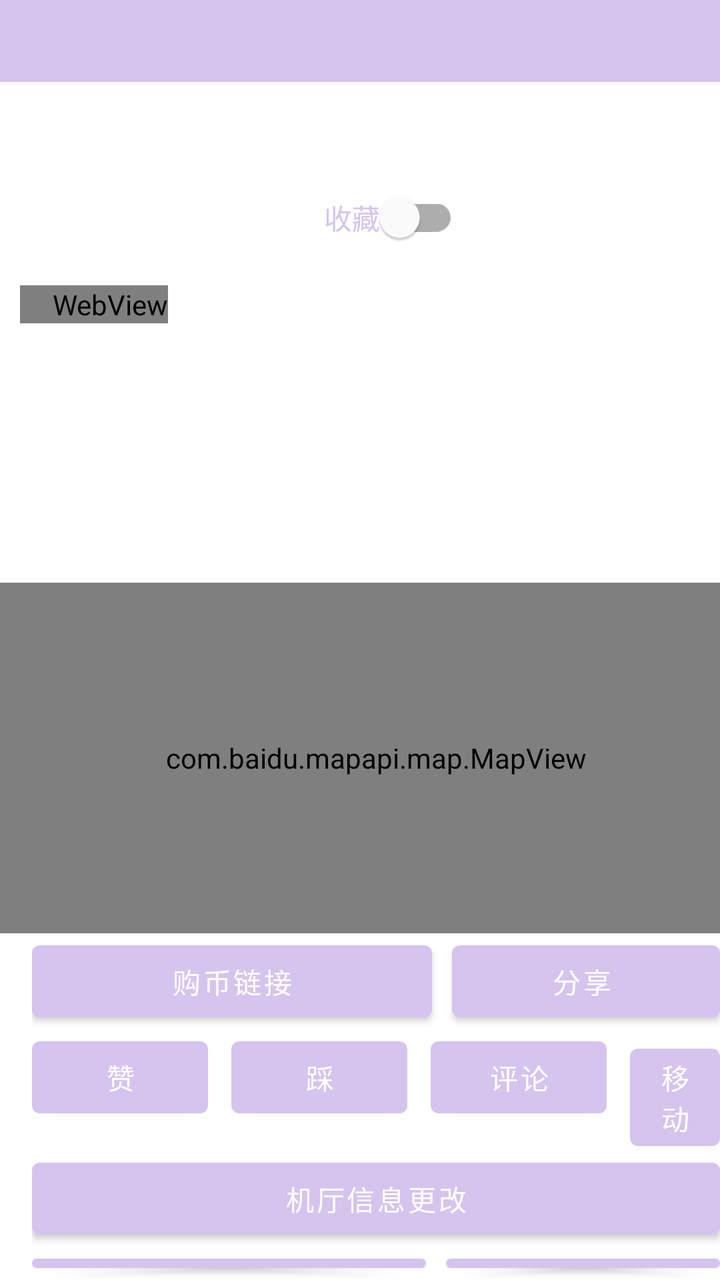
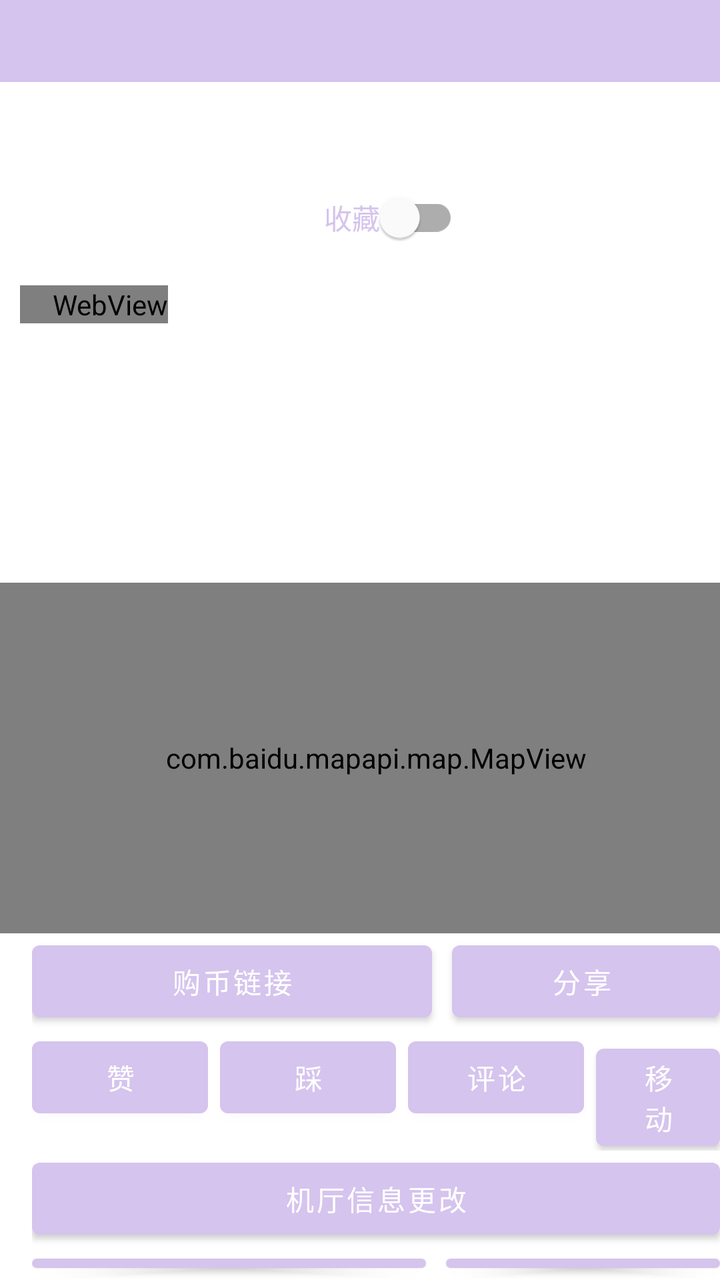

Screens rendered from an Android XML layout before and after an edit, with the pre-edit source and the edit as a unified diff.
<!-- AndroidManifest.xml: activity theme Theme.FindMaimaiUltra.NoActionBar -->
<!-- res/layout/activity_page.xml -->
<LinearLayout xmlns:android="http://schemas.android.com/apk/res/android"
    xmlns:tools="http://schemas.android.com/tools" android:layout_width="match_parent"
    android:layout_height="wrap_content"
    android:orientation="vertical"
    android:id="@+id/background"
    android:background="@color/colorOnPrimary"
    tools:ignore="WebViewLayout">
    <com.google.android.material.appbar.AppBarLayout
        android:id="@+id/appBarLayout"
        android:layout_width="match_parent"
        android:layout_height="wrap_content"
        android:background="@color/colorPrimary"
        android:theme="@style/ThemeOverlay.MaterialComponents.Dark.ActionBar"
        tools:ignore="MissingConstraints">

        <androidx.appcompat.widget.Toolbar
            android:id="@+id/toolbar"
            android:layout_width="match_parent"
            android:layout_height="7mm"
            android:tooltipText="FindMaimai"
            android:background="@color/colorPrimary"
            android:theme="@style/ThemeOverlay.MaterialComponents.Dark.ActionBar"
            android:popupTheme="@style/ThemeOverlay.MaterialComponents.Light"/>
    </com.google.android.material.appbar.AppBarLayout>
    <TextView
        android:id="@+id/nameTextView"
        android:textColor="@color/textcolorPrimary"
        android:layout_width="wrap_content"
        android:layout_height="wrap_content"
        android:textSize="18sp"
        android:paddingLeft="16sp"
        android:textStyle="bold"
        android:visibility="gone"
        />
    <LinearLayout android:layout_width="wrap_content" android:layout_height="wrap_content"
        android:paddingLeft="16sp"
        android:orientation="horizontal">
        <TextView
            android:id="@+id/provinceTextView"
            android:textColor="@color/textcolorPrimary"

            android:layout_width="wrap_content"
            android:layout_height="wrap_content"
            android:textSize="16sp" />
        <TextView android:layout_width="wrap_content" android:layout_height="wrap_content"
            android:paddingLeft="15mm"
            android:textColor="@color/textcolorPrimary"

            android:id="@+id/num5"
            android:textSize="16sp"/>

        <TextView
            android:id="@+id/numberPeo"
            android:layout_width="23dp"
            android:textColor="@color/textcolorPrimary"

            android:layout_height="22dp"
            android:paddingLeft="5mm"
            android:textSize="12sp" />
    </LinearLayout>
    <LinearLayout android:layout_width="wrap_content"         android:paddingLeft="16sp" android:layout_height="wrap_content" android:orientation="horizontal">
        <TextView
            android:id="@+id/cityTextView"
            android:textColor="@color/textcolorPrimary"

            android:layout_width="wrap_content"
            android:layout_height="wrap_content"
            android:textSize="16sp" />
        <TextView android:layout_width="wrap_content" android:layout_height="wrap_content"
            android:paddingLeft="15mm"
            android:textColor="@color/textcolorPrimary"

            android:id="@+id/num6"
            android:textSize="16sp"/>
    </LinearLayout>

    <LinearLayout android:layout_width="wrap_content"         android:paddingLeft="16sp" android:layout_height="wrap_content" >
        <TextView
            android:id="@+id/areaTextView"
            android:layout_width="wrap_content"
            android:textColor="@color/textcolorPrimary"

            android:layout_height="wrap_content"
            android:textSize="16sp" />
        <TextView android:layout_width="wrap_content" android:layout_height="wrap_content"
            android:paddingLeft="15mm"
            android:id="@+id/num7"
            android:textColor="@color/textcolorPrimary"

            android:textSize="16sp"/>
        <com.google.android.material.switchmaterial.SwitchMaterial
            android:text="收藏"
            android:textColor="@color/textcolorPrimary"

            android:layout_width="match_parent"
            android:layout_marginLeft="10mm"
            android:layout_height="wrap_content" android:id="@+id/switch1"/>
    </LinearLayout>
    <LinearLayout
        android:layout_width="wrap_content"
        android:layout_height="wrap_content"
        android:padding="10sp"
        >
        <WebView         android:paddingLeft="16sp" android:layout_width="wrap_content" android:layout_height="wrap_content"
            android:background="@android:color/transparent"
            android:id="@+id/imageView1"/>
        <View android:layout_width="wrap_content" android:layout_height="3dp" />
        <WebView         android:paddingLeft="16sp" android:layout_width="wrap_content" android:layout_height="wrap_content"
            android:background="@android:color/transparent"
            android:id="@+id/imageView2"/>
    </LinearLayout>

    <TextView
        android:paddingLeft="16sp"
        android:id="@+id/addressTextView"
        android:layout_width="wrap_content"
        android:textColor="@color/textcolorPrimary"

        android:layout_height="wrap_content"
        android:textSize="16sp" />
    <com.baidu.mapapi.map.MapView
        android:paddingLeft="16sp"
        android:id="@+id/bmapView"
        android:layout_width="match_parent"
        android:layout_height="30mm"
        android:clickable="true" />
    <LinearLayout         android:paddingLeft="16sp" android:layout_width="match_parent" android:layout_height="wrap_content"
        android:orientation="horizontal">
        <com.google.android.material.button.MaterialButton
            android:id="@+id/bi"
            android:text="购币链接"
            android:paddingLeft="16sp"
            android:layout_width="wrap_content"
            android:layout_weight="0.7"
            android:layout_height="wrap_content"/>
        <View
            android:layout_width="10dp"
            android:layout_height="match_parent"/>
        <com.google.android.material.button.MaterialButton
            android:id="@+id/share"
            android:text="分享 "
            android:paddingLeft="16sp"
            android:layout_weight="0.3"
            android:layout_width="wrap_content"
            android:layout_height="wrap_content"/>
    </LinearLayout>

    <LinearLayout         android:paddingLeft="16sp" android:layout_width="match_parent" android:layout_height="wrap_content">
        <com.google.android.material.button.MaterialButton
            android:id="@+id/likeButton"
            android:layout_width="wrap_content"
            android:layout_height="wrap_content"
            android:text="赞"
            android:paddingLeft="16sp"
            android:layout_centerInParent="true"/>
        <com.google.android.material.button.MaterialButton
            android:id="@+id/disButton"
            android:layout_width="wrap_content"
            android:layout_height="wrap_content"
            android:text="踩"        android:paddingLeft="16sp"
            android:layout_marginLeft="2mm"
            android:layout_centerInParent="true"/>
        <com.google.android.material.button.MaterialButton
            android:id="@+id/list"
            android:layout_width="wrap_content"
            android:layout_height="wrap_content"
            android:paddingLeft="16sp"
            android:text="评论"
            android:layout_marginLeft="2mm"
            android:layout_centerInParent="true"/>
        <com.google.android.material.button.MaterialButton
                android:id="@+id/move"
                android:layout_width="wrap_content"
                android:layout_height="wrap_content"
                android:paddingLeft="16sp"
                android:text="移动"
                android:layout_marginLeft="2mm"
                android:layout_centerInParent="true"/>
    </LinearLayout>
    <LinearLayout android:layout_width="match_parent"         android:paddingLeft="16sp" android:layout_height="wrap_content" android:orientation="horizontal">
        <com.google.android.material.button.MaterialButton
            android:layout_width="match_parent"
            android:id="@+id/admin"
            android:paddingLeft="16sp"
            android:text="机厅信息更改"
            android:layout_height="match_parent"/>
    </LinearLayout>

    <LinearLayout android:layout_width="match_parent"         android:paddingLeft="16sp" android:layout_height="wrap_content" android:orientation="horizontal">
        <com.google.android.material.button.MaterialButton
            android:layout_width="wrap_content"
            android:layout_height="wrap_content"
            android:text="机厅数据更新"
            android:layout_weight="0.6"
            android:id="@+id/updateButton"/>
        <View
            android:layout_width="10dp"
            android:layout_height="match_parent"/>
        <com.google.android.material.button.MaterialButton
            android:text="导航"
            android:layout_width="wrap_content"
            android:layout_weight="0.4"
            android:layout_height="wrap_content" android:id="@+id/button"/>
    </LinearLayout>

    <LinearLayout android:layout_width="wrap_content"
        android:paddingLeft="16sp"
        android:layout_height="60dp"
        android:orientation="horizontal">
        <TextView
            android:text="TextView"
            android:layout_width="match_parent"
            android:textColor="@color/textcolorPrimary"
            android:layout_height="wrap_content" android:id="@+id/textView2"/>
        <com.google.android.material.button.MaterialButton android:layout_width="wrap_content" android:layout_height="wrap_content" android:id="@+id/add" android:layout_marginLeft="30mm"
            android:text="录入商超"/>
    </LinearLayout>

    <ScrollView
        android:paddingLeft="16sp"
        android:background="@android:color/transparent"
        android:layout_width="match_parent"
        android:textColor="@color/textcolorPrimary"
        android:layout_height="match_parent">
        <LinearLayout android:layout_width="match_parent" android:layout_height="wrap_content"
            android:orientation="vertical"
            android:textColor="@color/textcolorPrimary"
            android:background="@android:color/transparent"
            android:id="@+id/hor"/>
    </ScrollView>
</LinearLayout>
<!-- resources referenced by this layout -->
<resources>
  <color name="colorOnPrimary">#FFFFFF</color>
  <color name="colorPrimary">#D5C4ED</color>
  <color name="textcolorPrimary">#D5C4ED</color>
  <style name="Theme.FindMaimaiUltra.NoActionBar">
          <item name="windowActionBar">false</item>
          <item name="windowNoTitle">true</item>
          <item name="popupMenuStyle">@style/MenuBackgroundStyle</item>
  
      </style>
  <style name="MenuBackgroundStyle">
          <item name="android:background">@color/menu_background_color</item>
      </style>
  <color name="menu_background_color">#FFFFFF</color>
</resources>

<!-- the commit's change to res/layout/activity_page.xml (unified diff, before → after) -->
@@ -158,7 +158,7 @@
             android:layout_width="wrap_content"
             android:layout_height="wrap_content"
             android:text="踩"        android:paddingLeft="16sp"
-            android:layout_marginLeft="2mm"
+            android:layout_marginLeft="1mm"
             android:layout_centerInParent="true"/>
         <com.google.android.material.button.MaterialButton
             android:id="@+id/list"
@@ -166,7 +166,7 @@
             android:layout_height="wrap_content"
             android:paddingLeft="16sp"
             android:text="评论"
-            android:layout_marginLeft="2mm"
+            android:layout_marginLeft="1mm"
             android:layout_centerInParent="true"/>
         <com.google.android.material.button.MaterialButton
                 android:id="@+id/move"
@@ -174,7 +174,7 @@
                 android:layout_height="wrap_content"
                 android:paddingLeft="16sp"
                 android:text="移动"
-                android:layout_marginLeft="2mm"
+                android:layout_marginLeft="1mm"
                 android:layout_centerInParent="true"/>
     </LinearLayout>
     <LinearLayout android:layout_width="match_parent"         android:paddingLeft="16sp" android:layout_height="wrap_content" android:orientation="horizontal">
